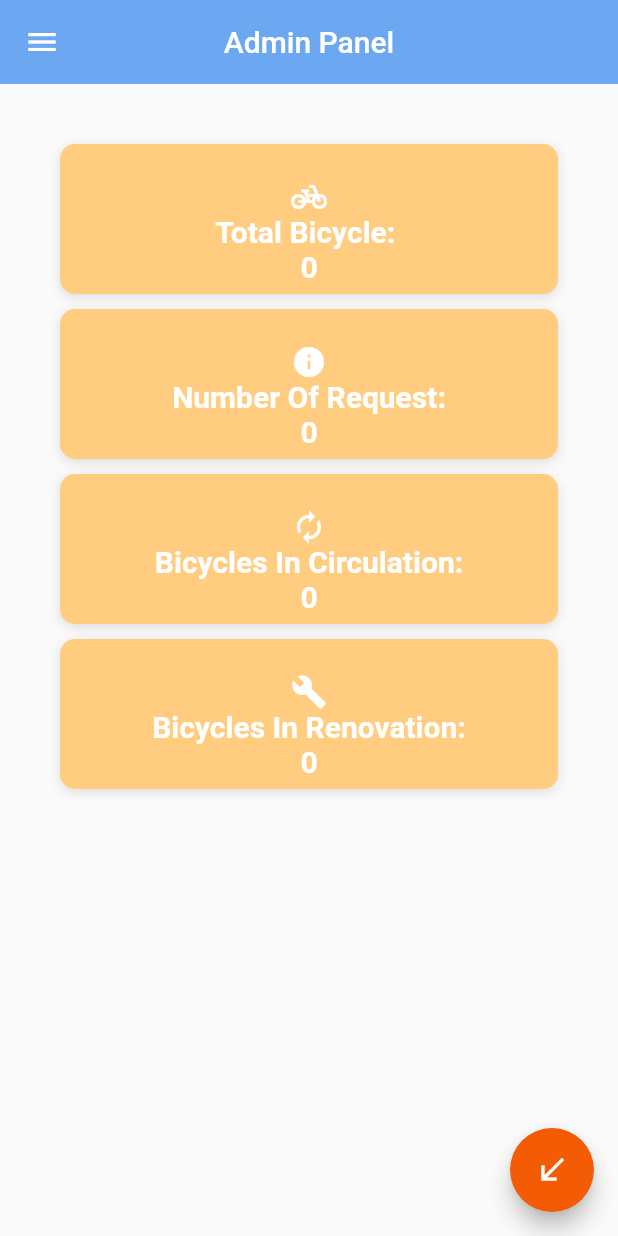
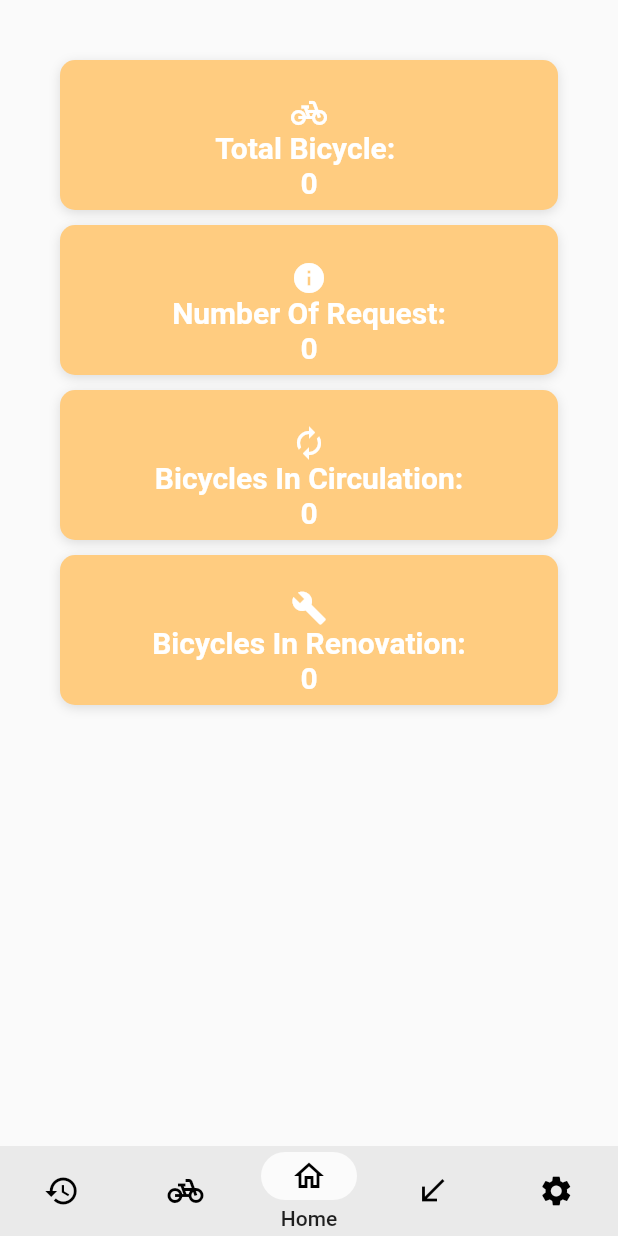
Before and after one commit to Kelebike/KelebikeApp, a Flutter app: the AdminScreen screen opened directly, on a phone screen of 412 x 824 dp. Run offline on Flutter 3.47's test engine with Material 2 defaults, Android fonts, the phone set to English and light mode, and no system bars; our stand-ins replace cloud_firestore, firebase_auth, firebase_core, flutter_countdown_timer, image_picker; missing offline and left inert: mobile_scanner; accounts and stored records are empty; Roboto replaces fonts that are missing (OpenSans).

Commit message:
admin_panel_redesigned
adding navigation bar to admin panel

```diff
--- a/src/kelebike/lib/screens/admin_screen.dart
+++ b/src/kelebike/lib/screens/admin_screen.dart
@@ -10,6 +10,7 @@ import 'package:kelebike/screens/history_screen.dart';
 import 'package:flutter/material.dart';
 import 'package:flutter/services.dart';
 import 'package:kelebike/screens/take_bike_page.dart';
+import 'package:kelebike/screens/admin_settings.dart';
 import 'package:kelebike/service/auth.dart';
 import 'package:kelebike/service/bike_service.dart';
 import 'package:kelebike/utilities/constants.dart';
@@ -22,90 +23,61 @@ class AdminScreen extends StatefulWidget {
 class _AdminScreenState extends State<AdminScreen> {
   AuthService _authService = AuthService();
   bool _rememberMe = false;
+
+  int index = 2;
+
+  final screens = [
+    HistoryScreen(),
+    AdminBikesScreen(),
+    AdminInfoPage(),
+    RequestScreen(),
+    AdminSettingsScreen()
+  ];
+
   @override
   Widget build(BuildContext context) {
     User? _user = FirebaseAuth.instance.currentUser;
     BikeService _bikeService = BikeService();
 
     return Scaffold(
-      appBar: AppBar(
-        backgroundColor: Color(0xFF6CA8F1),
-        elevation: 0,
-        title: const Text("Admin Panel"),
-        centerTitle: true,
-      ),
-      floatingActionButton: FloatingActionButton(
-        backgroundColor: const Color.fromARGB(255, 243, 92, 4),
-        onPressed: () {
-          Navigator.push(
-              context, MaterialPageRoute(builder: (context) => ReturnPage()));
-        },
-        child: const Icon(Icons.call_received),
-      ),
-      drawer: Drawer(
-        child: ListView(
-          padding: EdgeInsets.zero,
-          children: <Widget>[
-            UserAccountsDrawerHeader(
-              accountName: const Text("Welcome admin!"),
-              accountEmail: Text(_user!.email.toString()),
-              decoration: BoxDecoration(
-                  color:
-                      const Color.fromARGB(255, 243, 92, 4).withOpacity(1.0)),
-            ),
-            ListTile(
-              title: const Text('Homepage'),
-              leading: const Icon(Icons.home),
-              onTap: () {
-                Navigator.pop(context);
-              },
-            ),
-            ListTile(
-              title: const Text('Bikes'),
-              leading: const Icon(Icons.pedal_bike),
-              onTap: () {
-                Navigator.pop(context);
-                Navigator.push(
-                    context,
-                    MaterialPageRoute(
-                        builder: (context) => AdminBikesScreen()));
-              },
-            ),
-            ListTile(
-              title: const Text('Requests'),
-              leading: const Icon(Icons.info),
-              onTap: () {
-                Navigator.pop(context);
-                Navigator.push(context,
-                    MaterialPageRoute(builder: (context) => RequestScreen()));
-              },
-            ),
-            ListTile(
-              title: const Text('History'),
-              onTap: () {
-                Navigator.pop(context);
-                Navigator.push(context,
-                    MaterialPageRoute(builder: (context) => HistoryScreen()));
-              },
-              leading: const Icon(Icons.history),
-            ),
-            const Divider(),
-            ListTile(
-              title: const Text('Sign out'),
-              onTap: () {
-                _authService.signOut();
-                Navigator.pop(context);
-                Navigator.pop(context);
-                Navigator.push(context,
-                    MaterialPageRoute(builder: (context) => LoginScreen()));
-                _user = null;
-              },
-              leading: const Icon(Icons.exit_to_app),
-            ),
+      body: screens[index],
+      bottomNavigationBar: NavigationBarTheme(
+        data: NavigationBarThemeData(
+            indicatorColor: Colors.white.withOpacity(0.8),
+            labelTextStyle: MaterialStateProperty.all(
+              TextStyle(fontSize: 14, fontWeight: FontWeight.w500),
+            )),
+        child: NavigationBar(
+          height: 60,
+          labelBehavior: NavigationDestinationLabelBehavior.onlyShowSelected,
+          animationDuration: Duration(milliseconds: 500),
+          selectedIndex: index,
+          onDestinationSelected: (int index) =>
+              setState(() => this.index = index),
+          destinations: const [
+            NavigationDestination(
+                icon: Icon(Icons.history_outlined),
+                selectedIcon: Icon(Icons.history),
+                label: 'History'),
+            NavigationDestination(
+                icon: Icon(Icons.pedal_bike),
+                selectedIcon: Icon(Icons.pedal_bike),
+                label: 'Bikes'),
+            NavigationDestination(
+                icon: Icon(Icons.home),
+                selectedIcon: Icon(Icons.home_outlined),
+                label: 'Home'),
+            NavigationDestination(
+                icon: Icon(Icons.call_received),
+                selectedIcon: Icon(Icons.call_received),
+                label: 'Requests'),
+            NavigationDestination(
+                icon: Icon(Icons.settings),
+                selectedIcon: Icon(Icons.settings_outlined),
+                label: 'Settings'),
           ],
         ),
       ),
-      body: AdminInfoPage(),
     );
   }
 }
```
Also changed, not shown: src/kelebike/lib/screens/admin_settings.dart (added, +70 -0 lines).
